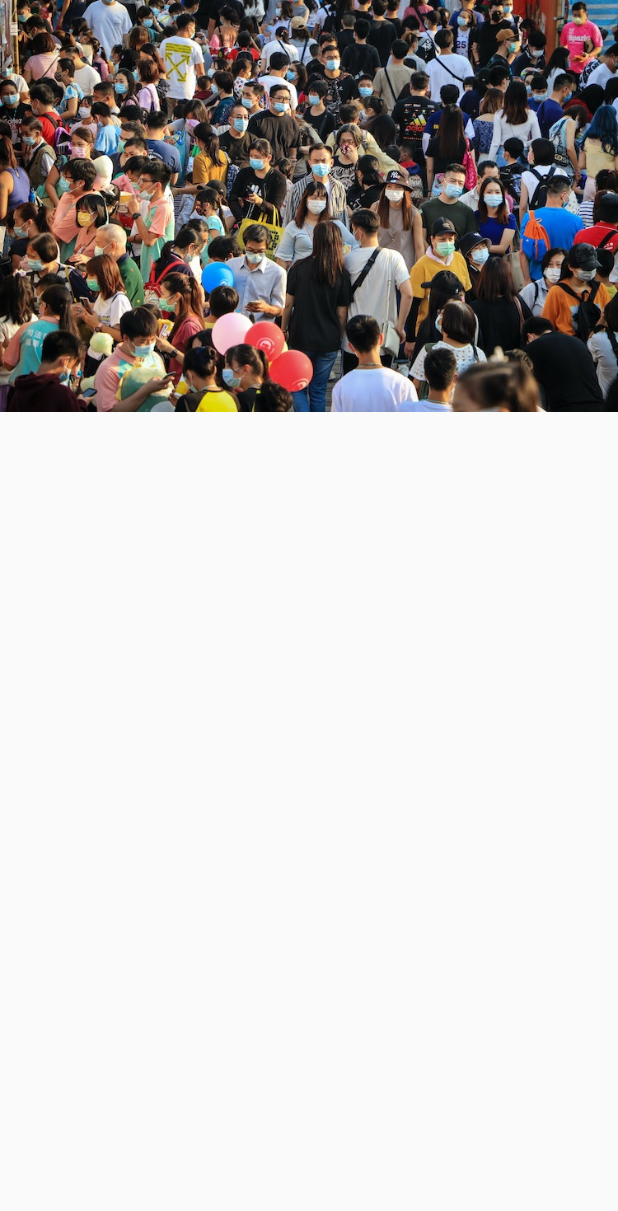
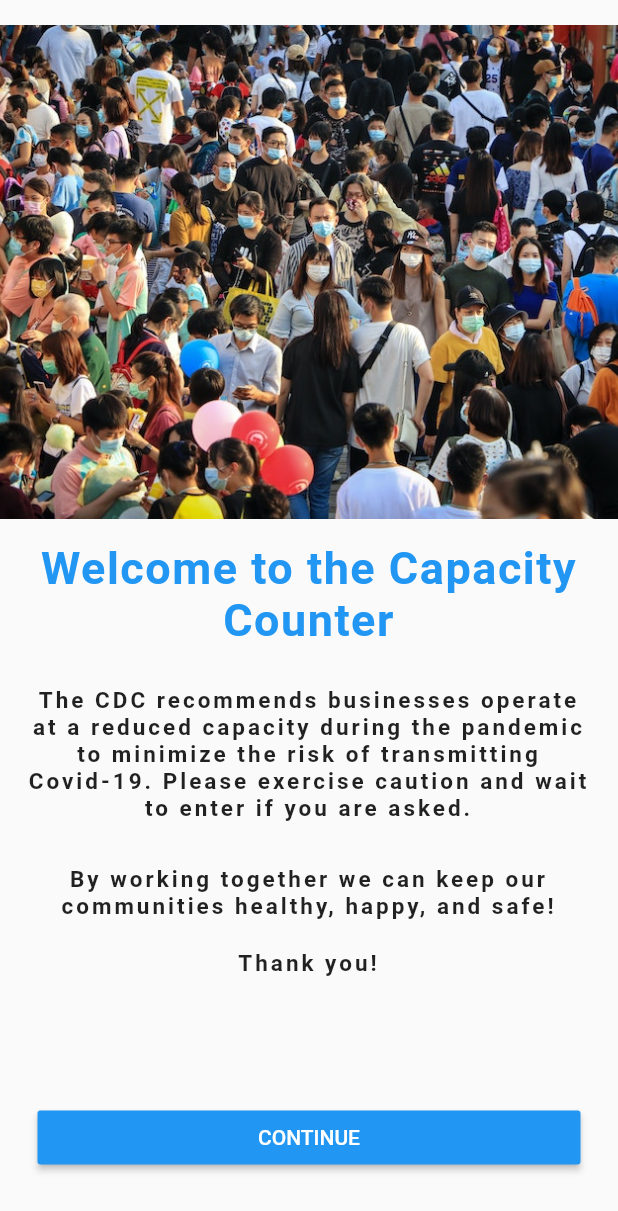
Before and after one commit to opunAI/business_capacity_challenge, a Flutter app: the screen it shows after launch, on a phone screen of 412 x 824 dp. Shown: the top 1211 px of the screen. Run offline on Flutter 3.47's test engine with Material 2 defaults, Android fonts, the phone set to English and light mode, and no system bars; our stand-ins replace font_awesome_flutter.

Commit message:
Added all contents back to welcome page and created one widget

```diff
--- a/lib/screens/welcome_screen.dart
+++ b/lib/screens/welcome_screen.dart
@@ -16,8 +16,80 @@ class _WelcomeScreenState extends State<WelcomeScreen> {
         child: Container(
           height: MediaQuery.of(context).size.height,
           child: Column(
+            mainAxisAlignment: MainAxisAlignment.center,
+            crossAxisAlignment: CrossAxisAlignment.stretch,
             children: <Widget>[
-              Image.asset('assets/images/crowded.jpg')
+              ClipPath(
+                //clipper: CurveClipper(),
+                child: Image.asset(
+                  'assets/images/crowded.jpg',
+                  height: MediaQuery.of(context).size.height / 2.5,
+                  width: double.infinity,
+                  fit: BoxFit.cover,
+                ),
+              ),
+              SizedBox(height: 15),
+              Text(
+                'Welcome to the Capacity Counter',
+                style: TextStyle(
+                  color: Theme.of(context).primaryColor,
+                  fontSize: 30.0,
+                  fontWeight: FontWeight.bold,
+                  letterSpacing: 1.0,
+                ),
+                textAlign: TextAlign.center,
+              ),
+              SizedBox(height: 10.0),
+              Padding(
+                padding: const EdgeInsets.all(17.0),
+                child: Text(
+                  'The CDC recommends businesses operate at a reduced capacity during the pandemic to minimize the risk of transmitting Covid-19. Please exercise caution and wait to enter if you are asked.',
+                  style: TextStyle(
+                      fontSize: 15.0,
+                      letterSpacing: 2.0,
+                      fontWeight: FontWeight.bold),
+                  textAlign: TextAlign.center,
+                ),
+              ),
+              Padding(
+                padding: const EdgeInsets.all(12.0),
+                child: Text(
+                  'By working together we can keep our communities healthy, happy, and safe!',
+                  style: TextStyle(
+                      fontSize: 15.0,
+                      letterSpacing: 2.0,
+                      fontWeight: FontWeight.bold),
+                  textAlign: TextAlign.center,
+                ),
+              ),
+              Padding(
+                padding: const EdgeInsets.all(8.0),
+                child: Text(
+                    'Thank you!',
+                  style: TextStyle(
+                      fontSize: 15.0,
+                      letterSpacing: 2.0,
+                      fontWeight: FontWeight.bold
+                  ),
+                  textAlign: TextAlign.center,
+                ),
+              ),
+              SizedBox(
+                height: 50,
+              ),
+              Padding(
+                padding: const EdgeInsets.all(25.0),
+                child: RaisedButton(
+                  child: Text(
+                      'CONTINUE',
+                    style: TextStyle(
+                      color: Colors.white,
+                    ),
+                  ),
+                  onPressed: () => Navigator.pushNamed(context, '/home'),
+                  color: Theme.of(context).primaryColor,
+                ),
+              )
             ],
           ),
         ),
--- /dev/null
+++ b/lib/widgets/curve_clipper.dart
@@ -0,0 +1,14 @@
+import 'package:flutter/material.dart';
+
+class CurveClipper extends CustomClipper<Path> {
+  @override
+  Path getClip(Size size) {
+    throw UnimplementedError();
+  }
+
+  @override
+  bool shouldReclip(covariant CustomClipper<Path> oldClipper) {
+    throw UnimplementedError();
+  }
+
+}
```
